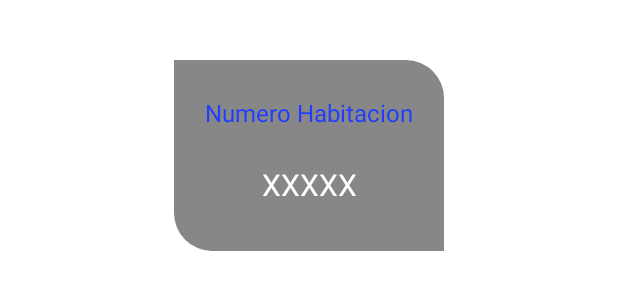
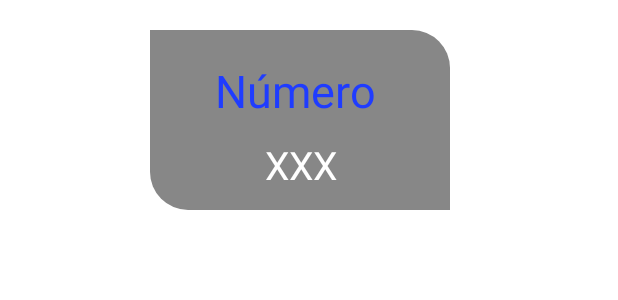
Before and after one commit to Jorgius99/PROYECTO-IOT_1, an Android app: the layout elemento_habs_doctor.xml on its own in the app's theme, with its tools: preview values and no code run, on a phone screen of 412 x 824 dp. Shown: the top 300 px of the screen. Run offline under Robolectric (Android 15) with nearby library versions, the phone set to English and light mode, and no system bars.

Commit message:
commit casi final alvaro

```diff
--- a/app/src/main/java/com/example/loginultimodia/ControladorDoctor/Dosis.java
+++ b/app/src/main/java/com/example/loginultimodia/ControladorDoctor/Dosis.java
@@ -98,7 +98,8 @@ public class Dosis extends Fragment {
         binding.recyclerView.setLayoutManager(new LinearLayoutManager(getContext()));
 
         // Inflate the layout for this fragment
-        return binding.getRoot();
+        //return binding.getRoot();
+        return v;
 
 
     }
--- /dev/null
+++ b/app/src/main/res/drawable/anyadirazul.xml
@@ -0,0 +1,5 @@
+<vector android:height="24dp" android:tint="#1F3CFF"
+    android:viewportHeight="24" android:viewportWidth="24"
+    android:width="24dp" xmlns:android="http://schemas.android.com/apk/res/android">
+    <path android:fillColor="@android:color/white" android:pathData="M12,2C6.48,2 2,6.48 2,12s4.48,10 10,10 10,-4.48 10,-10S17.52,2 12,2zM17,13h-4v4h-2v-4L7,13v-2h4L11,7h2v4h4v2z"/>
+</vector>
--- a/app/src/main/res/layout/elemento_habs_doctor.xml
+++ b/app/src/main/res/layout/elemento_habs_doctor.xml
@@ -2,45 +2,36 @@
 <androidx.constraintlayout.widget.ConstraintLayout xmlns:android="http://schemas.android.com/apk/res/android"
     xmlns:app="http://schemas.android.com/apk/res-auto"
     xmlns:tools="http://schemas.android.com/tools"
-    android:layout_width="match_parent"
-    android:layout_height="match_parent">
-
-    <androidx.constraintlayout.widget.ConstraintLayout
     android:id="@+id/dosis1"
-        android:layout_width="180dp"
-        android:layout_height="127dp"
-        android:layout_marginTop="40dp"
-        android:background="@drawable/formarecyclerhabitacion"
-        android:bottomRightRadius="20dp"
-        app:layout_constraintEnd_toEndOf="parent"
-        app:layout_constraintStart_toStartOf="parent"
-        app:layout_constraintTop_toTopOf="parent">
+    android:layout_width="200dp"
+    android:layout_height="120dp"
+    android:layout_marginLeft="100dp"
+    android:layout_marginTop="20dp"
+    android:layout_marginRight="50dp"
+    android:background="@drawable/formarecyclerhabitacion">
 
     <TextView
         android:id="@+id/Nombre2"
-            android:layout_width="139dp"
-            android:layout_height="34dp"
-            android:layout_marginTop="4dp"
-            android:text="@string/Nombre1"
+        android:layout_width="114dp"
+        android:layout_height="40dp"
+        android:text="Número"
         android:textColor="@color/blueoscuro"
-            android:textSize="16sp"
+        android:textSize="30sp"
         app:layout_constraintEnd_toEndOf="parent"
         app:layout_constraintStart_toStartOf="parent"
         app:layout_constraintTop_toTopOf="parent" />
 
     <TextView
         android:id="@+id/num_hab"
-            android:layout_width="wrap_content"
-            android:layout_height="wrap_content"
-            android:layout_marginTop="10dp"
-            android:text="XXXXX"
-            android:textColor="@color/design_default_color_background"
-            android:textSize="20sp"
-            app:layout_constraintBottom_toBottomOf="parent"
-            app:layout_constraintEnd_toEndOf="parent"
-            app:layout_constraintStart_toStartOf="parent"
-            app:layout_constraintTop_toBottomOf="@+id/Nombre2"
-            app:layout_constraintVertical_bias="0.115" />
+        android:layout_width="49dp"
+        android:layout_height="38dp"
+        android:layout_marginTop="12dp"
+        android:text="XXX"
+        android:textColor="@color/white"
+        android:textSize="26sp"
+        app:layout_constraintEnd_toEndOf="@+id/Nombre2"
+        app:layout_constraintHorizontal_bias="0.518"
+        app:layout_constraintStart_toStartOf="@+id/Nombre2"
+        app:layout_constraintTop_toBottomOf="@+id/Nombre2" />
 
 </androidx.constraintlayout.widget.ConstraintLayout>
-</androidx.constraintlayout.widget.ConstraintLayout>
--- a/app/src/main/res/layout/fragment_doctor_habitaciones.xml
+++ b/app/src/main/res/layout/fragment_doctor_habitaciones.xml
@@ -10,9 +10,9 @@
         android:id="@+id/tus_habs"
         android:layout_width="wrap_content"
         android:layout_height="wrap_content"
-        android:layout_marginTop="100dp"
+        android:layout_marginTop="60dp"
         android:fontFamily="sans-serif-black"
-        android:text="Tus habitaciones"
+        android:text="Tus Habitaciones"
         android:textColor="@color/gris"
         android:textSize="32dp"
         app:layout_constraintEnd_toEndOf="parent"
```
Also changed, not shown: app/src/main/res/layout/cuestionario_eliminar.xml (+4 -3 lines), app/src/main/res/layout/elemento_dosis_doc.xml (+15 -25 lines), app/src/main/res/layout/fragment_doctor_dosis.xml (+11 -11 lines), 23 other files. Lines whose indentation alone changed are shown as unchanged.
